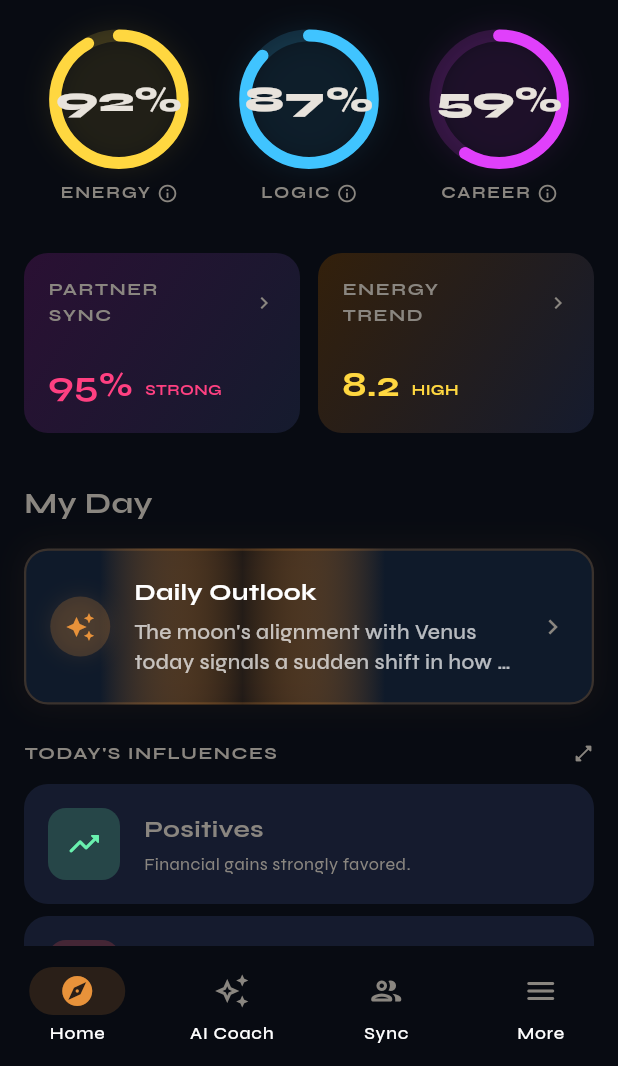
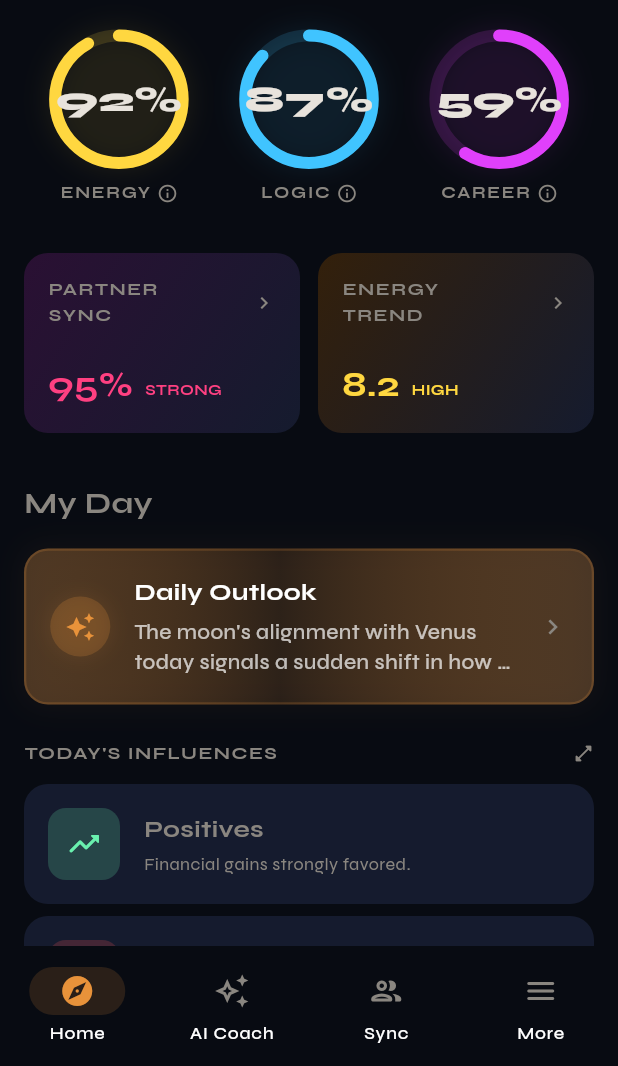
Before and after one commit to HanuShashwat/Twouple, a Flutter app: the HomePage screen opened by its route, on a phone screen of 412 x 824 dp, the part 170-1236 px from its top. Run offline on Flutter 3.47's test engine with Material 3 defaults, Android fonts, the phone set to English and light mode, and no system bars; our stand-ins replace dio, equatable, fl_chart, flutter_bloc, flutter_map, go_router and 2 more.

Commit message:
refactor(home_page.dart): adjust gradient colors and alignment for smoother animation effect

```diff
--- a/lib/features/home/presentation/pages/home_page.dart
+++ b/lib/features/home/presentation/pages/home_page.dart
@@ -811,12 +811,14 @@ class _AnimatedOutlookCardState extends State<_AnimatedOutlookCard> with SingleT
                   gradient: LinearGradient(
                     colors: [
                       const Color(0xFF0F1A2A),
-                      AppColors.primary.withValues(alpha: 0.08),
+                      AppColors.primary.withValues(alpha: 0.12),
                       const Color(0xFF0F1A2A),
                     ],
                     stops: const [0.0, 0.5, 1.0],
-                    begin: Alignment(-2.0 + (_controller.value * 4), 0.0),
-                    end: Alignment(-1.0 + (_controller.value * 4), 0.0),
+                    // A very wide distance (4 units) so the gradient is extremely gentle
+                    // It moves from left to right as the controller goes 0->1
+                    begin: Alignment(-4.0 + (_controller.value * 6), 0.0),
+                    end: Alignment(0.0 + (_controller.value * 6), 0.0),
                   ),
                   border: Border.all(
                     color: AppColors.primary.withValues(alpha: 0.2),
```
